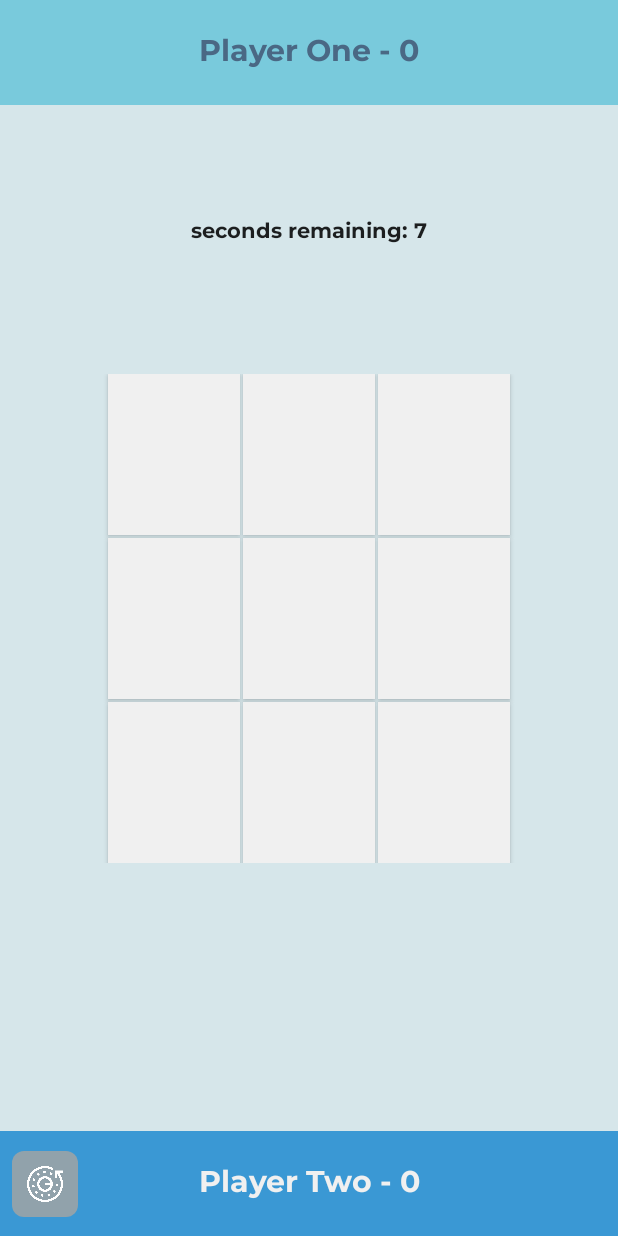
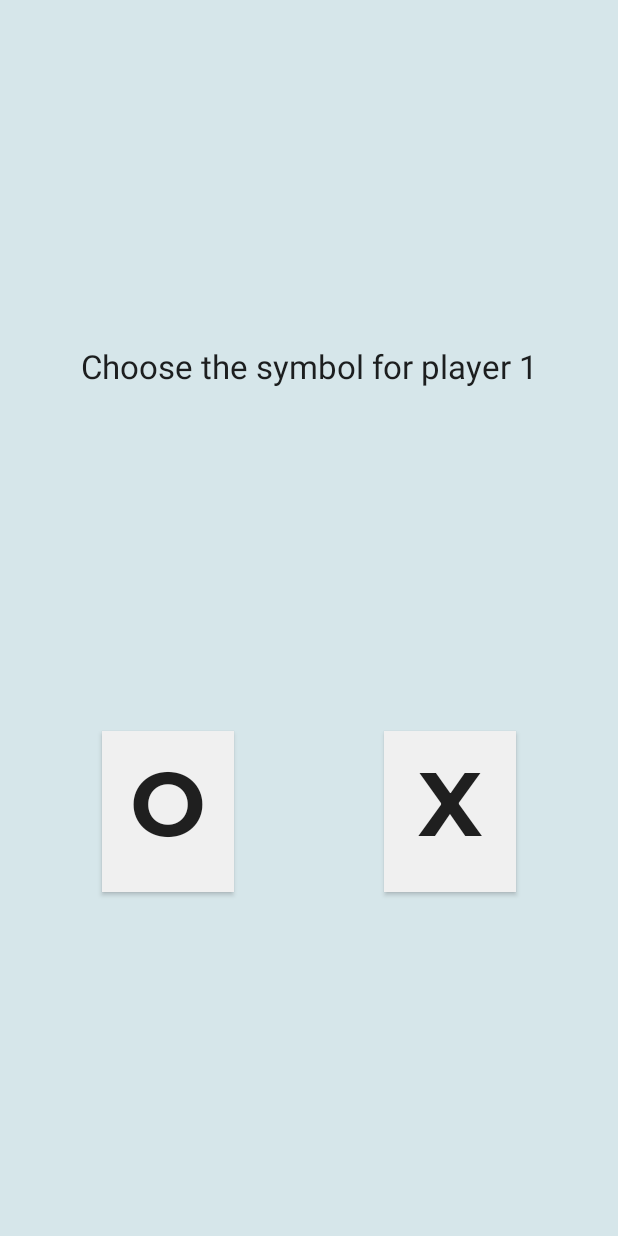
Before and after one commit to Skill-Class/TicTacToeGame, an Android app: the screen it shows after launch (MainActivity before the commit, SymbolChooserActivity after it), on a phone screen of 412 x 824 dp. Run offline under Robolectric (Android 15) with nearby library versions, the light colour scheme and no system bars.

Commit message:
Add Symbol selection screen When the app is started, a screen with "X" and "O" symbols is shown. When the user clicks on a symbol, that symbol is then assigned to player 1 and the game starts. Pressing back from the game will lead to the selection screen again.
Signed-off-by: lelloman <cerasuolodomenico@gmail.com>

```diff
--- a/app/src/main/AndroidManifest.xml
+++ b/app/src/main/AndroidManifest.xml
@@ -9,13 +9,15 @@
         android:roundIcon="@mipmap/ic_launcher_round"
         android:supportsRtl="true"
         android:theme="@style/AppTheme">
-        <activity android:name=".MainActivity">
+        <activity android:name=".MainActivity"></activity>
+        <activity android:name=".SymbolChooserActivity">
             <intent-filter>
                 <action android:name="android.intent.action.MAIN" />
 
                 <category android:name="android.intent.category.LAUNCHER" />
             </intent-filter>
         </activity>
+
         <meta-data
             android:name="preloaded_fonts"
             android:resource="@array/preloaded_fonts" />
--- a/app/src/main/java/com/example/tictactoe/MainActivity.java
+++ b/app/src/main/java/com/example/tictactoe/MainActivity.java
@@ -1,5 +1,7 @@
 package com.example.tictactoe;
 
+import android.app.Activity;
+import android.content.Intent;
 import android.graphics.Color;
 import android.os.Bundle;
 
@@ -29,6 +31,14 @@ import java.util.TimerTask;
 
 public class MainActivity extends AppCompatActivity {
 
+    private static final String EXTRA_PLAYER_1_SYMBOL = "Player1Symbol";
+
+    public static void start(final Activity activity, final String player1Symbol) {
+        final Intent intent = new Intent(activity, MainActivity.class);
+        intent.putExtra(EXTRA_PLAYER_1_SYMBOL, player1Symbol);
+        activity.startActivity(intent);
+    }
+
     private Button[][] buttons = new Button[3][3];
 
     private boolean player1Turn = true;
@@ -49,12 +59,21 @@ public class MainActivity extends AppCompatActivity {
  //   private Chronometer timerr;
     private Animation flip, clear;
 
+    private String player1Symbol = "X";
+    private String player2Symbol = "O";
+
     @Override
     protected void onCreate(Bundle savedInstanceState) {
         super.onCreate(savedInstanceState);
         flip = AnimationUtils.loadAnimation(this, R.anim.rotate);
         clear = AnimationUtils.loadAnimation(this, R.anim.clear);
         setContentView(R.layout.activity_main);
+
+        final String chosenPlayer1Symbol = getIntent().getStringExtra(EXTRA_PLAYER_1_SYMBOL);
+        if("O".equals(chosenPlayer1Symbol)) {
+            player1Symbol = "O";
+            player2Symbol = "X";
+        }
 
         textViewPlayer1 = findViewById(R.id.textView);
         textViewPlayer2 = findViewById(R.id.textView2);
@@ -93,6 +112,12 @@ public class MainActivity extends AppCompatActivity {
         }.start();
     }
 
+    @Override
+    protected void onDestroy() {
+        super.onDestroy();
+        countDownTimer.cancel();
+    }
+
     private void buttonPressed(View view) {
 
 
@@ -101,11 +126,11 @@ public class MainActivity extends AppCompatActivity {
         }
         view.startAnimation(flip);
         if (player1Turn) {
-            ((Button) view).setText("X");
+            ((Button) view).setText(player1Symbol);
             // ((Button) view).setTextColor(R.color.XColor);
             ((Button) view).setTextColor(Color.parseColor("#3A98D4"));
         } else {
-            ((Button) view).setText("O");
+            ((Button) view).setText(player2Symbol);
             // ((Button) view).setTextColor(R.color.OColor);
             ((Button) view).setTextColor(Color.parseColor("#79CADC"));
         }
--- /dev/null
+++ b/app/src/main/java/com/example/tictactoe/SymbolChooserActivity.java
@@ -0,0 +1,22 @@
+package com.example.tictactoe;
+
+import android.os.Bundle;
+
+import androidx.annotation.Nullable;
+import androidx.appcompat.app.AppCompatActivity;
+
+public class SymbolChooserActivity extends AppCompatActivity {
+
+    @Override
+    protected void onCreate(@Nullable Bundle savedInstanceState) {
+        super.onCreate(savedInstanceState);
+        setContentView(R.layout.activity_symbol_chooser);
+
+        findViewById(R.id.button_O).setOnClickListener(v -> onSymbolChosen("O"));
+        findViewById(R.id.button_X).setOnClickListener(v -> onSymbolChosen("X"));
+    }
+
+    private void onSymbolChosen(final String symbol) {
+        MainActivity.start(this, symbol);
+    }
+}
--- a/app/src/main/res/layout/activity_main.xml
+++ b/app/src/main/res/layout/activity_main.xml
@@ -3,7 +3,6 @@
     xmlns:app="http://schemas.android.com/apk/res-auto"
     xmlns:tools="http://schemas.android.com/tools"
     android:layout_width="match_parent"
-    android:background="#D6E6EA"
     android:layout_height="match_parent"
     tools:context=".MainActivity">
 
@@ -39,7 +38,6 @@
         android:id="@+id/timerLayout"
         android:layout_width="280dp"
         android:layout_height="65dp"
-        android:background="#D6E6EA"
         android:padding="10dp"
         tools:layout_editor_absoluteX="66dp"
         tools:layout_editor_absoluteY="98dp"
@@ -66,7 +64,6 @@
         android:id="@+id/constraintLayout"
         android:layout_width="wrap_content"
         android:layout_height="wrap_content"
-        android:background="#D6E6EA"
         android:padding="10dp"
         app:layout_constraintBottom_toTopOf="@+id/constraintLayout2"
         app:layout_constraintEnd_toEndOf="parent"
--- /dev/null
+++ b/app/src/main/res/layout/activity_symbol_chooser.xml
@@ -0,0 +1,53 @@
+<?xml version="1.0" encoding="utf-8"?>
+<androidx.constraintlayout.widget.ConstraintLayout xmlns:android="http://schemas.android.com/apk/res/android"
+    xmlns:app="http://schemas.android.com/apk/res-auto"
+    android:layout_width="match_parent"
+    android:layout_height="match_parent">
+
+    <TextView
+        android:id="@+id/text_view_message"
+        android:layout_width="wrap_content"
+        android:layout_height="wrap_content"
+        android:text="@string/choose_symbol_message"
+        app:layout_constraintTop_toTopOf="parent"
+        app:layout_constraintEnd_toEndOf="parent"
+        app:layout_constraintStart_toStartOf="parent"
+        android:textAppearance="@android:style/TextAppearance.DeviceDefault.Large"
+        app:layout_constraintBottom_toTopOf="@+id/button_O"
+        />
+
+    <Button
+        android:id="@+id/button_O"
+        android:layout_width="wrap_content"
+        android:layout_height="wrap_content"
+        android:background="#f0f0f0"
+        android:elevation="2dp"
+        android:fontFamily="@font/montserrat_bold"
+        android:padding="10dp"
+        android:text="O"
+        android:textSize="60sp"
+        android:textStyle="bold"
+        app:layout_constraintTop_toBottomOf="@+id/text_view_message"
+        app:layout_constraintStart_toStartOf="parent"
+        app:layout_constraintEnd_toStartOf="@+id/button_X"
+        app:layout_constraintBottom_toBottomOf="parent"/>
+
+    <Button
+        android:id="@+id/button_X"
+        android:layout_width="wrap_content"
+        android:layout_height="wrap_content"
+        android:layout_marginStart="32dp"
+        android:layout_marginLeft="32dp"
+        android:background="#f0f0f0"
+        android:elevation="2dp"
+        android:fontFamily="@font/montserrat_bold"
+        android:padding="10dp"
+        android:text="X"
+        android:textSize="60sp"
+        android:textStyle="bold"
+        app:layout_constraintTop_toTopOf="@+id/button_O"
+        app:layout_constraintBottom_toBottomOf="@+id/button_O"
+        app:layout_constraintStart_toEndOf="@+id/button_O"
+        app:layout_constraintEnd_toEndOf="parent"/>
+
+</androidx.constraintlayout.widget.ConstraintLayout>
--- a/app/src/main/res/values/colors.xml
+++ b/app/src/main/res/values/colors.xml
@@ -5,4 +5,5 @@
     <color name="colorAccent">#D81B60</color>
     <color name="XColor">#3A98D4</color>
     <color name="OColor">#79CADC</color>
+    <color name="backgroundColor">#FFD6E6EA</color>
 </resources>
--- a/app/src/main/res/values/strings.xml
+++ b/app/src/main/res/values/strings.xml
@@ -1,3 +1,4 @@
 <resources>
     <string name="app_name">TicTacToe</string>
+    <string name="choose_symbol_message">Choose the symbol for player 1</string>
 </resources>
--- a/app/src/main/res/values/styles.xml
+++ b/app/src/main/res/values/styles.xml
@@ -6,6 +6,7 @@
         <item name="colorPrimary">@color/colorPrimary</item>
         <item name="colorPrimaryDark">@color/colorPrimaryDark</item>
         <item name="colorAccent">@color/colorAccent</item>
+        <item name="android:windowBackground">@color/backgroundColor</item>
     </style>
 
 </resources>
```
